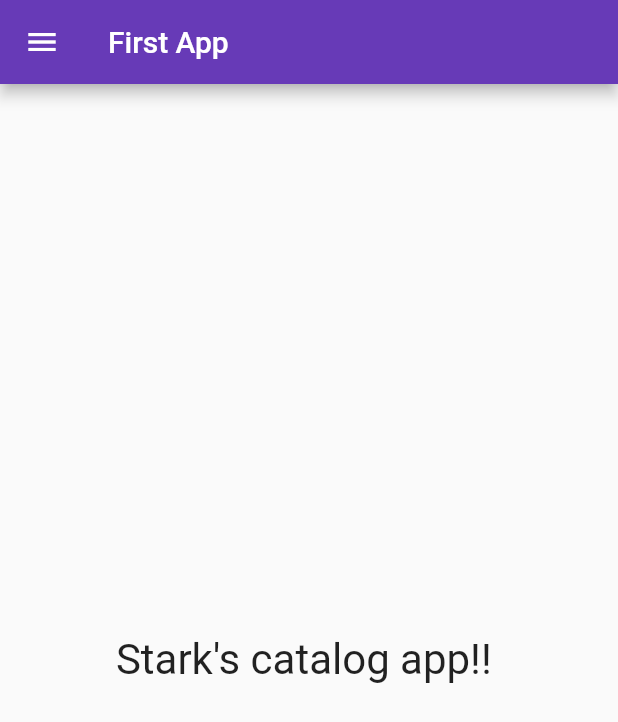
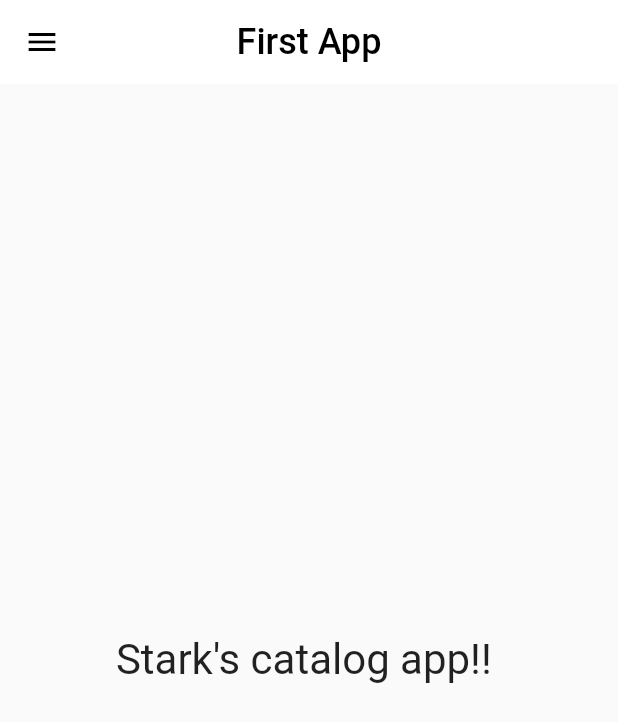
Before and after one commit to RAWMIC17/Shopping-App, a Flutter app: the screen it shows after launch, on a phone screen of 412 x 824 dp. Shown: the top 722 px of the screen. Run offline on Flutter 3.47's test engine with Material 2 defaults, Android fonts, the phone set to English and light mode, and no system bars; our stand-ins replace google_fonts.

```diff
--- a/lib/main.dart
+++ b/lib/main.dart
@@ -21,6 +21,12 @@ class MyApp extends StatelessWidget {
        brightness: Brightness.dark,//overrides all colors to dark mode
         primarySwatch: Colors.green,
         fontFamily: GoogleFonts.lato().fontFamily,
+        appBarTheme: AppBarTheme(
+          color: Colors.white,
+          elevation: 0.0,
+          iconTheme: IconThemeData(color: Colors.black),
+         // textTheme: Theme.of(context).textTheme,
+        )
         ),//Dark theme properties
         debugShowCheckedModeBanner: false,//to remove debug banner
         initialRoute: MyRoutes.homeRoute,//changes the default the route
--- a/lib/pages/home_page.dart
+++ b/lib/pages/home_page.dart
@@ -18,8 +18,15 @@ class HomePage extends StatelessWidget {
   @override
   Widget build(BuildContext context) {
     return Scaffold(
-      appBar: AppBar(
-        title: const Text("First App"),
+      appBar: AppBar(// theme code
+        centerTitle: true,
+        backgroundColor: Colors.white,
+        elevation: 0.0,  // for appbar shadow
+        iconTheme: IconThemeData(color: Colors.black),
+        title: const Text("First App",
+        textScaleFactor: 1.2,
+        style: TextStyle(color: Colors.black),
+      ),
       ),
       body: Center(
         child: Container(
--- a/lib/widgets/drawer.dart
+++ b/lib/widgets/drawer.dart
@@ -7,7 +7,7 @@ class MyDrawer extends StatelessWidget {
   @override
   Widget build(BuildContext context) {
     //final imageUrl=""  for network image
-    final imageUrl = "https://avatars.githubusercontent.com/u/93397573?v=4";
+    final imageUrl = "assets/img/Tony.jpg";
 
     return Drawer(
       child: Container(
@@ -25,7 +25,7 @@ class MyDrawer extends StatelessWidget {
                   accountName: Text("Stark"),
                   accountEmail: Text("StarkLovesToRock@pappu.com"),
                   currentAccountPicture: CircleAvatar(                          //Image.network(imageUrl)
-                    backgroundImage: NetworkImage(imageUrl),
+                    foregroundImage: AssetImage(imageUrl),
                     //backgroundColor: Colors.amber,                    //NetworkImage for network image
                 ),
                 ),
```
Also changed, not shown: lib/models/catalog.dart (added, +20 -0 lines), lib/widgets/theme.dart (added, +17 -0 lines).
